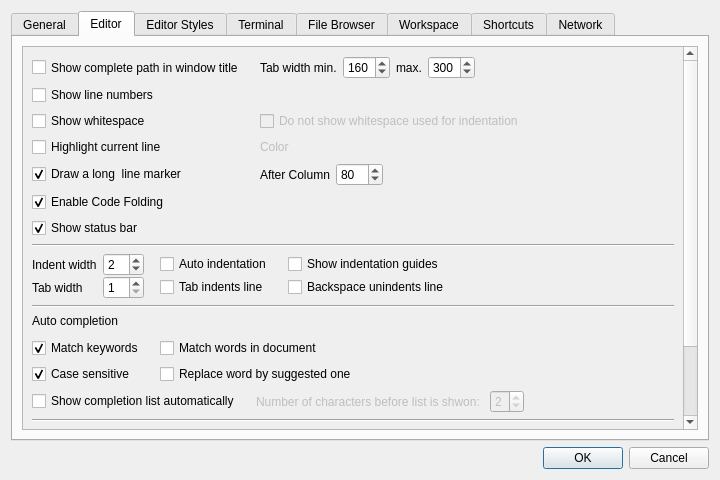
Before: the Qt Designer form libgui/src/settings-dialog.ui in ctaggart/octave, drawn with Qt 5.
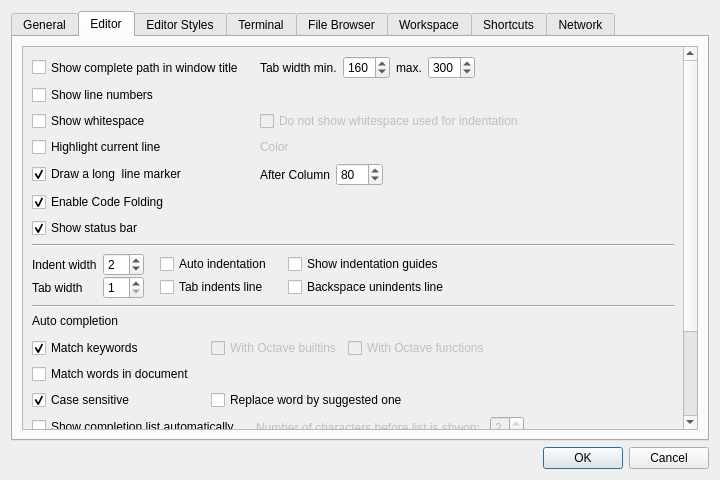
After: the same form once the commit is applied. The open tabs and pages were chosen to show the change.

Commit message: auto completion offers builtins and file functions for octave (bug #41371)

Patch:
```diff
--- a/libgui/src/settings-dialog.ui
+++ b/libgui/src/settings-dialog.ui
@@ -404,9 +404,9 @@
           <property name="geometry">
            <rect>
             <x>0</x>
-            <y>0</y>
+            <y>-146</y>
             <width>662</width>
-            <height>524</height>
+            <height>553</height>
            </rect>
           </property>
           <layout class="QVBoxLayout" name="verticalLayout_16">
@@ -874,7 +874,7 @@
                    </property>
                   </widget>
                  </item>
-                 <item row="1" column="0">
+                 <item row="2" column="0">
                   <widget class="QCheckBox" name="editor_checkbox_ac_case">
                    <property name="enabled">
                     <bool>true</bool>
@@ -887,7 +887,17 @@
                    </property>
                   </widget>
                  </item>
-                 <item row="1" column="2">
+                 <item row="1" column="0">
+                  <widget class="QCheckBox" name="editor_checkbox_ac_document">
+                   <property name="enabled">
+                    <bool>true</bool>
+                   </property>
+                   <property name="text">
+                    <string>Match words in document</string>
+                   </property>
+                  </widget>
+                 </item>
+                 <item row="2" column="2">
                   <widget class="QCheckBox" name="editor_checkbox_ac_replace">
                    <property name="enabled">
                     <bool>true</bool>
@@ -910,17 +920,7 @@
                    </property>
                   </spacer>
                  </item>
-                 <item row="0" column="2">
-                  <widget class="QCheckBox" name="editor_checkbox_ac_document">
-                   <property name="enabled">
-                    <bool>true</bool>
-                   </property>
-                   <property name="text">
-                    <string>Match words in document</string>
-                   </property>
-                  </widget>
-                 </item>
-                 <item row="1" column="3">
+                 <item row="2" column="3">
                   <spacer name="horizontalSpacer_19">
                    <property name="orientation">
                     <enum>Qt::Horizontal</enum>
@@ -933,6 +933,30 @@
                    </property>
                   </spacer>
                  </item>
+                 <item row="0" column="2">
+                  <layout class="QHBoxLayout" name="horizontalLayout_14">
+                   <item>
+                    <widget class="QCheckBox" name="editor_checkbox_ac_builtins">
+                     <property name="enabled">
+                      <bool>false</bool>
+                     </property>
+                     <property name="text">
+                      <string>With Octave builtins</string>
+                     </property>
+                    </widget>
+                   </item>
+                   <item>
+                    <widget class="QCheckBox" name="editor_checkbox_ac_functions">
+                     <property name="enabled">
+                      <bool>false</bool>
+                     </property>
+                     <property name="text">
+                      <string>With Octave functions</string>
+                     </property>
+                    </widget>
+                   </item>
+                  </layout>
+                 </item>
                 </layout>
                </item>
                <item row="3" column="1">
```
Left out of the diff: 34 changed lines with no effect on the pictures. The commit also changes 4 other files.
